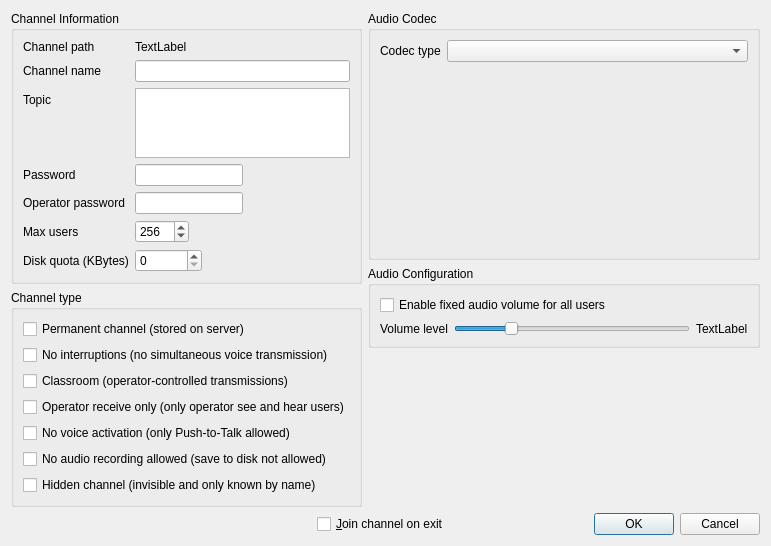
Before: the Qt Designer form Client/qtTeamTalk/channel.ui in BearWare/TeamTalk5, drawn with Qt 5.
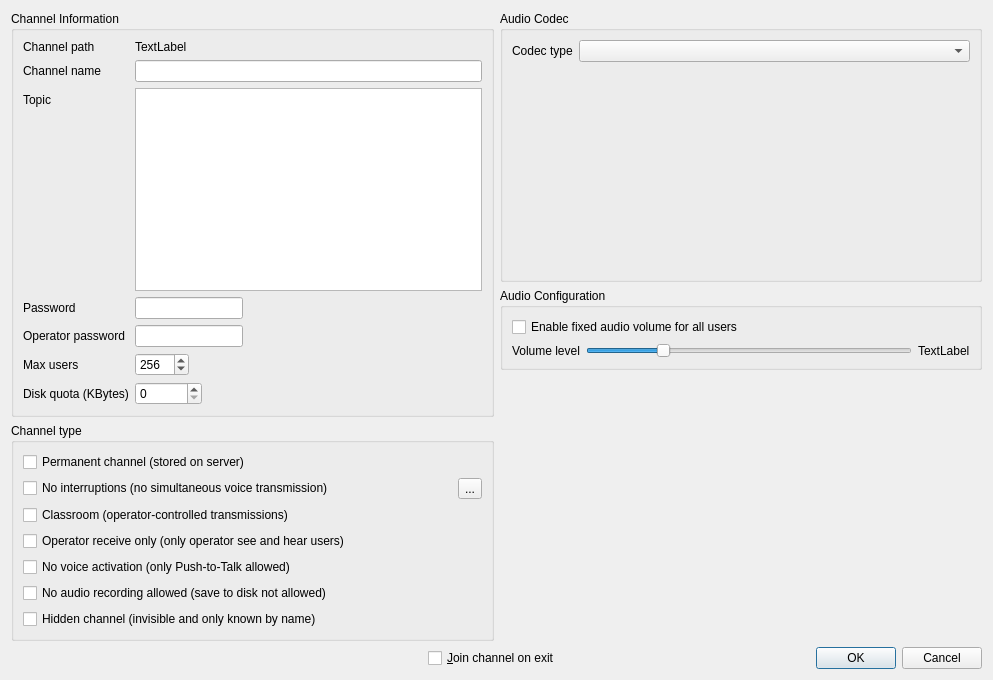
After: the same form once the commit is applied.

Commit message: Set queue delay in solo channels in Qt TeamTalk

The edit to the form file:
```diff
--- a/Client/qtTeamTalk/channel.ui
+++ b/Client/qtTeamTalk/channel.ui
@@ -6,8 +6,8 @@
    <rect>
     <x>0</x>
     <y>0</y>
-    <width>734</width>
-    <height>530</height>
+    <width>993</width>
+    <height>680</height>
    </rect>
   </property>
   <property name="windowTitle">
@@ -180,11 +180,25 @@
            </widget>
           </item>
           <item>
+           <layout class="QHBoxLayout" name="horizontalLayout_6">
+            <item>
            <widget class="QCheckBox" name="singletxchanBox">
             <property name="text">
              <string>No interruptions (no simultaneous voice transmission)</string>
             </property>
            </widget>
+            </item>
+            <item>
+             <widget class="QToolButton" name="singletxButton">
+              <property name="accessibleName">
+               <string>Setup</string>
+              </property>
+              <property name="text">
+               <string>...</string>
+              </property>
+             </widget>
+            </item>
+           </layout>
           </item>
           <item>
            <widget class="QCheckBox" name="classroomchanBox">
```
Lines whose indentation alone changed are shown as unchanged. The commit also changes 2 other files.
